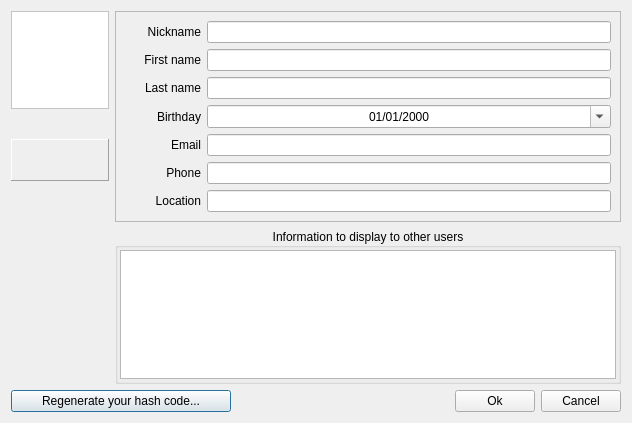
Qt form src/desktop/GuiEditVCard.ui (z4hyoung/beebeep) before a commit.
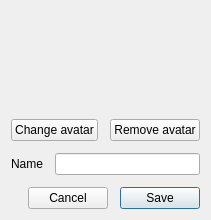
The same form after that commit. Icons and pictures are not drawn.

Commit message:
feat(profile): edit name and crop avatar without reconnecting
Simplify profile editing to name and avatar, add a draggable square crop selection with size control, and refresh chat profiles immediately. Preserve saved and queued message checksums across profile changes.

Validation: Windows release build succeeded and 39 profile and crop integration checks passed.

Diff of the .ui file:
```diff
--- a/src/desktop/GuiEditVCard.ui
+++ b/src/desktop/GuiEditVCard.ui
@@ -2,568 +2,98 @@
 <ui version="4.0">
  <class>GuiVCardDialog</class>
  <widget class="QDialog" name="GuiVCardDialog">
-  <property name="geometry">
-   <rect>
-    <x>0</x>
-    <y>0</y>
-    <width>632</width>
-    <height>423</height>
-   </rect>
+  <property name="minimumWidth">
+   <number>320</number>
   </property>
-  <property name="windowTitle">
-   <string>Dialog</string>
-  </property>
-  <layout class="QGridLayout" name="gridLayout_3">
-   <item row="4" column="0" rowspan="2">
-    <spacer name="verticalSpacer">
-     <property name="orientation">
-      <enum>Qt::Vertical</enum>
-     </property>
-     <property name="sizeHint" stdset="0">
+  <layout class="QVBoxLayout" name="profileLayout">
+   <property name="spacing">
+    <number>12</number>
+   </property>
+   <item alignment="Qt::AlignHCenter">
+    <widget class="QLabel" name="mp_lPhoto">
+     <property name="minimumSize">
       <size>
-       <width>20</width>
-       <height>62</height>
+       <width>96</width>
+       <height>96</height>
       </size>
      </property>
-    </spacer>
-   </item>
-   <item row="5" column="1">
-    <widget class="QGroupBox" name="mp_gbInfo">
-     <property name="title">
-      <string>Information to display to other users</string>
+     <property name="maximumSize">
+      <size>
+       <width>96</width>
+       <height>96</height>
+      </size>
      </property>
      <property name="alignment">
       <set>Qt::AlignCenter</set>
      </property>
-     <property name="flat">
-      <bool>true</bool>
+     <property name="accessibleName">
+      <string>Avatar</string>
      </property>
-     <layout class="QGridLayout" name="gridLayout_2">
-      <property name="leftMargin">
-       <number>2</number>
-      </property>
-      <property name="topMargin">
-       <number>2</number>
-      </property>
-      <property name="rightMargin">
-       <number>2</number>
-      </property>
-      <property name="bottomMargin">
-       <number>2</number>
-      </property>
-      <item row="0" column="0">
-       <widget class="QPlainTextEdit" name="mp_teInfo">
-        <property name="sizePolicy">
-         <sizepolicy hsizetype="Expanding" vsizetype="MinimumExpanding">
-          <horstretch>0</horstretch>
-          <verstretch>0</verstretch>
-         </sizepolicy>
-        </property>
-        <property name="minimumSize">
-         <size>
-          <width>0</width>
-          <height>60</height>
-         </size>
-        </property>
-       </widget>
-      </item>
-     </layout>
     </widget>
    </item>
-   <item row="0" column="0">
-    <widget class="QLabel" name="mp_lPhoto">
-     <property name="sizePolicy">
-      <sizepolicy hsizetype="Fixed" vsizetype="Fixed">
-       <horstretch>0</horstretch>
-       <verstretch>0</verstretch>
-      </sizepolicy>
-     </property>
-     <property name="minimumSize">
-      <size>
-       <width>98</width>
-       <height>98</height>
-      </size>
-     </property>
-     <property name="maximumSize">
-      <size>
-       <width>98</width>
-       <height>98</height>
-      </size>
-     </property>
-     <property name="palette">
-      <palette>
-       <active>
-        <colorrole role="Base">
-         <brush brushstyle="SolidPattern">
-          <color alpha="255">
-           <red>255</red>
-           <green>255</green>
-           <blue>255</blue>
-          </color>
-         </brush>
-        </colorrole>
-        <colorrole role="Window">
-         <brush brushstyle="SolidPattern">
-          <color alpha="255">
-           <red>255</red>
-           <green>255</green>
-           <blue>255</blue>
-          </color>
-         </brush>
-        </colorrole>
-       </active>
-       <inactive>
-        <colorrole role="Base">
-         <brush brushstyle="SolidPattern">
-          <color alpha="255">
-           <red>255</red>
-           <green>255</green>
-           <blue>255</blue>
-          </color>
-         </brush>
-        </colorrole>
-        <colorrole role="Window">
-         <brush brushstyle="SolidPattern">
-          <color alpha="255">
-           <red>255</red>
-           <green>255</green>
-           <blue>255</blue>
-          </color>
-         </brush>
-        </colorrole>
-       </inactive>
-       <disabled>
-        <colorrole role="Base">
-         <brush brushstyle="SolidPattern">
-          <color alpha="255">
-           <red>255</red>
-           <green>255</green>
-           <blue>255</blue>
-          </color>
-         </brush>
-        </colorrole>
-        <colorrole role="Window">
-         <brush brushstyle="SolidPattern">
-          <color alpha="255">
-           <red>255</red>
-           <green>255</green>
-           <blue>255</blue>
-          </color>
-         </brush>
-        </colorrole>
-       </disabled>
-      </palette>
-     </property>
-     <property name="autoFillBackground">
-      <bool>true</bool>
-     </property>
-     <property name="frameShape">
-      <enum>QFrame::StyledPanel</enum>
-     </property>
-     <property name="frameShadow">
-      <enum>QFrame::Plain</enum>
-     </property>
-     <property name="text">
-      <string/>
-     </property>
-     <property name="scaledContents">
-      <bool>true</bool>
-     </property>
-    </widget>
-   </item>
-   <item row="0" column="1" rowspan="5">
-    <widget class="QFrame" name="mp_frame">
-     <property name="sizePolicy">
-      <sizepolicy hsizetype="Expanding" vsizetype="Preferred">
-       <horstretch>0</horstretch>
-       <verstretch>0</verstretch>
-      </sizepolicy>
-     </property>
-     <property name="frameShape">
-      <enum>QFrame::StyledPanel</enum>
-     </property>
-     <property name="frameShadow">
-      <enum>QFrame::Sunken</enum>
-     </property>
-     <layout class="QGridLayout" name="gridLayout">
-      <item row="2" column="1">
-       <widget class="QLineEdit" name="mp_leLastName">
-        <property name="maxLength">
-         <number>30</number>
-        </property>
-       </widget>
-      </item>
-      <item row="3" column="1">
-       <widget class="QDateEdit" name="mp_deBirthday">
-        <property name="sizePolicy">
-         <sizepolicy hsizetype="Expanding" vsizetype="Fixed">
-          <horstretch>0</horstretch>
-          <verstretch>0</verstretch>
-         </sizepolicy>
-        </property>
-        <property name="alignment">
-         <set>Qt::AlignCenter</set>
-        </property>
-        <property name="displayFormat">
-         <string>dd/MM/yyyy</string>
-        </property>
-        <property name="calendarPopup">
-         <bool>true</bool>
-        </property>
-       </widget>
-      </item>
-      <item row="5" column="0">
-       <widget class="QLabel" name="mp_lPhone">
-        <property name="sizePolicy">
-         <sizepolicy hsizetype="Minimum" vsizetype="Preferred">
-          <horstretch>0</horstretch>
-          <verstretch>0</verstretch>
-         </sizepolicy>
-        </property>
-        <property name="minimumSize">
-         <size>
-          <width>76</width>
-          <height>0</height>
-         </size>
-        </property>
-        <property name="text">
-         <string>Phone</string>
-        </property>
-        <property name="alignment">
-         <set>Qt::AlignRight|Qt::AlignTrailing|Qt::AlignVCenter</set>
-        </property>
-       </widget>
-      </item>
-      <item row="0" column="0">
-       <widget class="QLabel" name="mp_lNickname">
-        <property name="sizePolicy">
-         <sizepolicy hsizetype="Minimum" vsizetype="Preferred">
-          <horstretch>0</horstretch>
-          <verstretch>0</verstretch>
-         </sizepolicy>
-        </property>
-        <property name="minimumSize">
-         <size>
-          <width>76</width>
-          <height>0</height>
-         </size>
-        </property>
-        <property name="text">
-         <string>Nickname</string>
-        </property>
-        <property name="alignment">
-         <set>Qt::AlignRight|Qt::AlignTrailing|Qt::AlignVCenter</set>
-        </property>
-       </widget>
-      </item>
-      <item row="1" column="0">
-       <widget class="QLabel" name="mp_lFirstName">
-        <property name="sizePolicy">
-         <sizepolicy hsizetype="Minimum" vsizetype="Preferred">
-          <horstretch>0</horstretch>
-          <verstretch>0</verstretch>
-         </sizepolicy>
-        </property>
-        <property name="minimumSize">
-         <size>
-          <width>76</width>
-          <height>0</height>
-         </size>
-        </property>
-        <property name="text">
-         <string>First name</string>
-        </property>
-        <property name="alignment">
-         <set>Qt::AlignRight|Qt::AlignTrailing|Qt::AlignVCenter</set>
-        </property>
-       </widget>
-      </item>
-      <item row="1" column="1">
-       <widget class="QLineEdit" name="mp_leFirstName">
-        <property name="maxLength">
-         <number>30</number>
-        </property>
-       </widget>
-      </item>
-      <item row="4" column="1">
-       <widget class="QLineEdit" name="mp_leEmail">
-        <property name="maxLength">
-         <number>80</number>
-        </property>
-       </widget>
-      </item>
-      <item row="4" column="0">
-       <widget class="QLabel" name="mp_lEmail">
-        <property name="sizePolicy">
-         <sizepolicy hsizetype="Fixed" vsizetype="Preferred">
-          <horstretch>0</horstretch>
-          <verstretch>0</verstretch>
-         </sizepolicy>
-        </property>
-        <property name="minimumSize">
-         <size>
-          <width>76</width>
-          <height>0</height>
-         </size>
-        </property>
-        <property name="text">
-         <string>Email</string>
-        </property>
-        <property name="alignment">
-         <set>Qt::AlignRight|Qt::AlignTrailing|Qt::AlignVCenter</set>
-        </property>
-       </widget>
-      </item>
-      <item row="5" column="1">
-       <widget class="QLineEdit" name="mp_lePhone">
-        <property name="maxLength">
-         <number>80</number>
-        </property>
-       </widget>
-      </item>
-      <item row="2" column="0">
-       <widget class="QLabel" name="mp_lLastName">
-        <property name="sizePolicy">
-         <sizepolicy hsizetype="Minimum" vsizetype="Preferred">
-          <horstretch>0</horstretch>
-          <verstretch>0</verstretch>
-         </sizepolicy>
-        </property>
-        <property name="minimumSize">
-         <size>
-          <width>76</width>
-          <height>0</height>
-         </size>
-        </property>
-        <property name="text">
-         <string>Last name</string>
-        </property>
-        <property name="alignment">
-         <set>Qt::AlignRight|Qt::AlignTrailing|Qt::AlignVCenter</set>
-        </property>
-       </widget>
-      </item>
-      <item row="3" column="0">
-       <widget class="QLabel" name="mp_lBirthday">
-        <property name="sizePolicy">
-         <sizepolicy hsizetype="Fixed" vsizetype="Preferred">
-          <horstretch>0</horstretch>
-          <verstretch>0</verstretch>
-         </sizepolicy>
-        </property>
-        <property name="minimumSize">
-         <size>
-          <width>76</width>
-          <height>0</height>
-         </size>
-        </property>
-        <property name="text">
-         <string>Birthday</string>
-        </property>
-        <property name="alignment">
-         <set>Qt::AlignRight|Qt::AlignTrailing|Qt::AlignVCenter</set>
-        </property>
-       </widget>
-      </item>
-      <item row="0" column="1">
-       <widget class="QLineEdit" name="mp_leNickname">
-        <property name="text">
-         <string/>
-        </property>
-        <property name="maxLength">
-         <number>50</number>
-        </property>
-       </widget>
-      </item>
-      <item row="6" column="0">
-       <widget class="QLabel" name="mp_lRoom">
-        <property name="toolTip">
-         <string>Your room, location or address</string>
-        </property>
-        <property name="text">
-         <string>Location</string>
-        </property>
-        <property name="alignment">
-         <set>Qt::AlignRight|Qt::AlignTrailing|Qt::AlignVCenter</set>
-        </property>
-       </widget>
-      </item>
-      <item row="6" column="1">
-       <widget class="QLineEdit" name="mp_leRoom"/>
-      </item>
-     </layout>
-    </widget>
-   </item>
-   <item row="2" column="0">
-    <widget class="QFrame" name="frame">
-     <property name="sizePolicy">
-      <sizepolicy hsizetype="Fixed" vsizetype="Preferred">
-       <horstretch>0</horstretch>
-       <verstretch>0</verstretch>
-      </sizepolicy>
-     </property>
-     <property name="minimumSize">
-      <size>
-       <width>98</width>
-       <height>42</height>
-      </size>
-     </property>
-     <property name="maximumSize">
-      <size>
-       <width>98</width>
-       <height>16777215</height>
-      </size>
-     </property>
-     <property name="frameShape">
-      <enum>QFrame::Panel</enum>
-     </property>
-     <property name="frameShadow">
-      <enum>QFrame::Raised</enum>
-     </property>
-     <layout class="QHBoxLayout" name="horizontalLayout">
-      <property name="spacing">
-       <number>2</number>
-      </property>
-      <property name="leftMargin">
-       <number>2</number>
-      </property>
-      <property name="topMargin">
-       <number>2</number>
-      </property>
-      <property name="rightMargin">
-       <number>2</number>
-      </property>
-      <property name="bottomMargin">
-       <number>2</number>
-      </property>
-      <item>
-       <widget class="QPushButton" name="mp_pbChangePhoto">
-        <property name="maximumSize">
-         <size>
-          <width>26</width>
-          <height>26</height>
-         </size>
-        </property>
-        <property name="toolTip">
-         <string>Add or change photo</string>
-        </property>
-        <property name="icon">
-         <iconset resource="../beebeep.qrc">
-          <normaloff>:/images/add.png</normaloff>:/images/add.png</iconset>
-        </property>
-        <property name="iconSize">
-         <size>
-          <width>24</width>
-          <height>24</height>
-         </size>
-        </property>
-        <property name="autoDefault">
-         <bool>false</bool>
-        </property>
-        <property name="flat">
-         <bool>true</bool>
-        </property>
-       </widget>
-      </item>
-      <item>
-       <widget class="QPushButton" name="mp_pbRemovePhoto">
-        <property name="maximumSize">
-         <size>
-          <width>26</width>
-          <height>26</height>
-         </size>
-        </property>
-        <property name="toolTip">
-         <string>Remove photo</string>
-        </property>
-        <property name="text">
-         <string/>
-        </property>
-        <property name="icon">
-         <iconset resource="../beebeep.qrc">
-          <normaloff>:/images/delete.png</normaloff>:/images/delete.png</iconset>
-        </property>
-        <property name="iconSize">
-         <size>
-          <width>24</width>
-          <height>24</height>
-         </size>
-        </property>
-        <property name="autoDefault">
-         <bool>false</bool>
-        </property>
-        <property name="flat">
-         <bool>true</bool>
-        </property>
-       </widget>
-      </item>
-      <item>
-       <widget class="QPushButton" name="mp_pbColor">
-        <property name="maximumSize">
-         <size>
-          <width>26</width>
-          <height>26</height>
-         </size>
-        </property>
-        <property name="toolTip">
-         <string>Change your nickname color</string>
-        </property>
-        <property name="icon">
-         <iconset resource="../beebeep.qrc">
-          <normaloff>:/images/font-color.png</normaloff>:/images/font-color.png</iconset>
-        </property>
-        <property name="iconSize">
-         <size>
-          <width>24</width>
-          <height>24</height>
-         </size>
-        </property>
-        <property name="autoDefault">
-         <bool>false</bool>
-        </property>
-        <property name="flat">
-         <bool>true</bool>
-        </property>
-       </widget>
-      </item>
-     </layout>
-    </widget>
-   </item>
-   <item row="6" column="0" colspan="2">
-    <layout class="QHBoxLayout" name="horizontalLayout_2">
+   <item>
+    <layout class="QHBoxLayout" name="avatarActions">
      <item>
-      <widget class="QPushButton" name="mp_pbRegenerateHash">
-       <property name="minimumSize">
-        <size>
-         <width>220</width>
-         <height>0</height>
-        </size>
+      <widget class="QPushButton" name="mp_pbChangePhoto">
+       <property name="text">
+        <string>Change avatar</string>
        </property>
+       <property name="autoDefault">
+        <bool>false</bool>
+       </property>
+      </widget>
+     </item>
+     <item>
+      <widget class="QPushButton" name="mp_pbRemovePhoto">
        <property name="text">
-        <string>Regenerate your hash code...</string>
+        <string>Remove avatar</string>
        </property>
+       <property name="autoDefault">
+        <bool>false</bool>
+       </property>
       </widget>
      </item>
+    </layout>
+   </item>
+   <item>
+    <layout class="QFormLayout" name="nameLayout">
+     <property name="fieldGrowthPolicy">
+      <enum>QFormLayout::AllNonFixedFieldsGrow</enum>
+     </property>
+     <item row="0" column="0">
+      <widget class="QLabel" name="nameLabel">
+       <property name="text">
+        <string>Name</string>
+       </property>
+       <property name="buddy">
+        <cstring>mp_leNickname</cstring>
+       </property>
+      </widget>
+     </item>
+     <item row="0" column="1">
+      <widget class="QLineEdit" name="mp_leNickname">
+       <property name="maxLength">
+        <number>50</number>
+       </property>
+      </widget>
+     </item>
+    </layout>
+   </item>
+   <item>
+    <layout class="QHBoxLayout" name="dialogActions">
      <item>
-      <spacer name="horizontalSpacer">
+      <spacer name="stretch">
        <property name="orientation">
         <enum>Qt::Horizontal</enum>
        </property>
        <property name="sizeHint" stdset="0">
         <size>
-         <width>141</width>
-         <height>20</height>
+         <width>1</width>
+         <height>1</height>
         </size>
        </property>
       </spacer>
      </item>
-     <item>
-      <widget class="QPushButton" name="mp_pbOk">
-       <property name="text">
-        <string>Ok</string>
-       </property>
-      </widget>
-     </item>
      <item>
       <widget class="QPushButton" name="mp_pbCancel">
        <property name="text">
@@ -571,11 +101,18 @@
        </property>
       </widget>
      </item>
+     <item>
+      <widget class="QPushButton" name="mp_pbOk">
+       <property name="text">
+        <string>Save</string>
+       </property>
+       <property name="default">
+        <bool>true</bool>
+       </property>
+      </widget>
+     </item>
     </layout>
    </item>
-   <item row="1" column="0">
-    <widget class="QLabel" name="mp_lColor"/>
-   </item>
   </layout>
  </widget>
  <tabstops>
```
Left out of the diff: 13 changed lines with no effect on the pictures. The commit also changes 13 other files.
